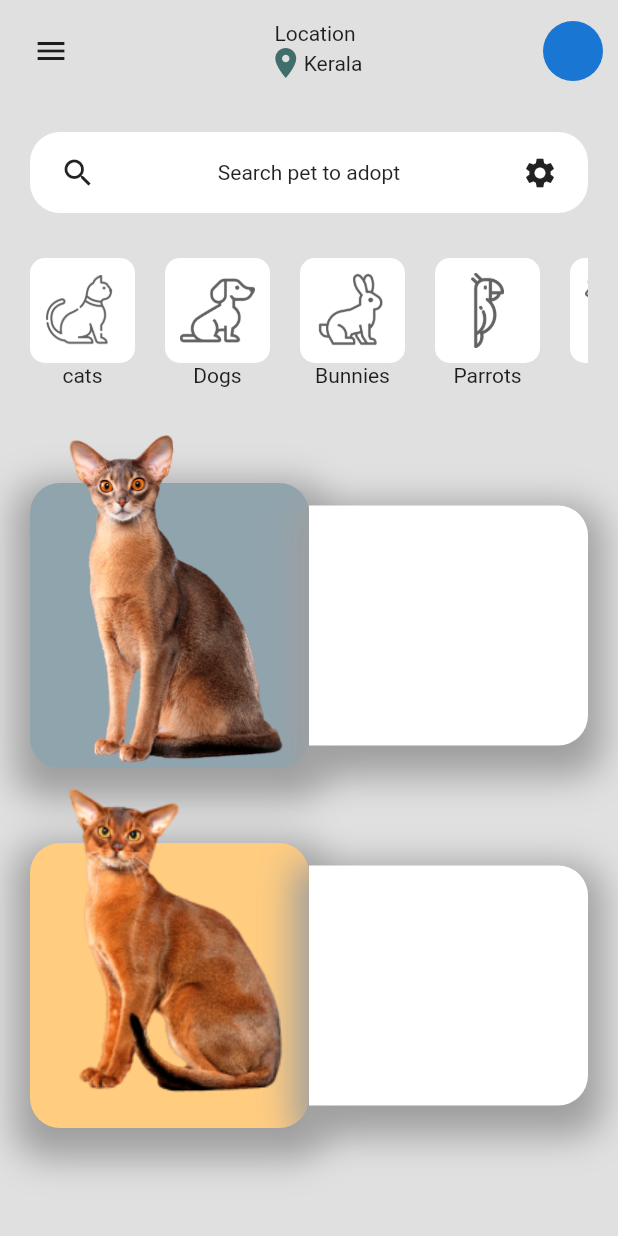
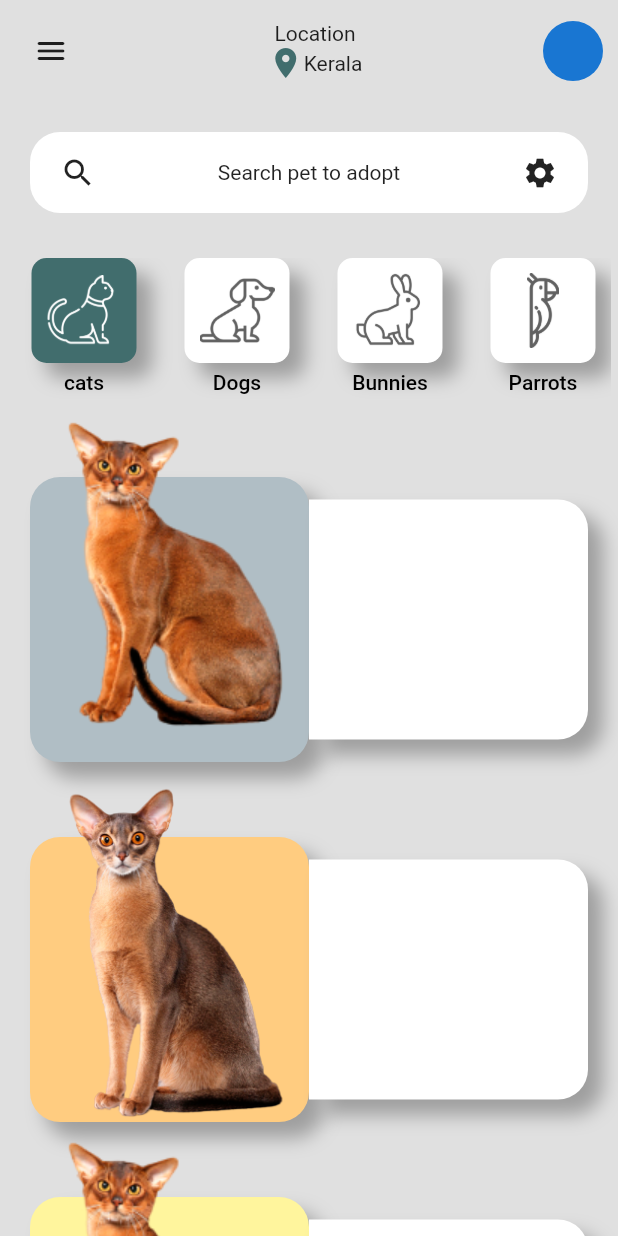
Before and after one commit to fasil721/Pet-Adopt-UI, a Flutter app: the screen it shows after launch, on a phone screen of 412 x 824 dp. Run offline on Flutter 3.47's test engine with Material 2 defaults, Android fonts, the phone set to English and light mode, and no system bars; our stand-ins replace font_awesome_flutter.

Commit message:
tab bar added in home page

```diff
--- a/lib/pages/drawerScreen.dart
+++ b/lib/pages/drawerScreen.dart
@@ -26,7 +26,13 @@ class _DrawerScreenState extends State<DrawerScreen> {
                   color: Colors.white,
                 ),
               ),
-              subtitle: Text("Active status"),
+              subtitle: Text(
+                "Active status",
+                style: TextStyle(
+                  fontSize: 13,
+                  color: Colors.white60,
+                ),
+              ),
             ),
             Container(
               margin: EdgeInsets.only(left: 15),
@@ -37,9 +43,19 @@ class _DrawerScreenState extends State<DrawerScreen> {
                           padding: EdgeInsets.only(bottom: 20),
                           child: Row(
                             children: [
-                              Icon(element["icon"]),
+                              Icon(
+                                element["icon"],
+                                color: Colors.white60,
+                                size: 25,
+                              ),
                               SizedBox(width: 10),
-                              Text(element["title"]),
+                              Text(
+                                element["title"],
+                                style: TextStyle(
+                                  color: Colors.white60,
+                                  fontSize: 18,
+                                ),
+                              ),
                             ],
                           ),
                         ),
@@ -52,19 +68,19 @@ class _DrawerScreenState extends State<DrawerScreen> {
                 children: [
                   Icon(
                     Icons.settings,
-                    color: Colors.white,
+                    color: Colors.white60,
                   ),
                   SizedBox(width: 10),
                   Text(
                     "Settings",
                     style: TextStyle(
                       fontSize: 15,
-                      color: Colors.white,
+                      color: Colors.white60,
                     ),
                   ),
                   SizedBox(width: 10),
                   Container(
-                    color: Colors.white,
+                    color: Colors.white60,
                     height: 20,
                     width: 2,
                   ),
@@ -73,7 +89,7 @@ class _DrawerScreenState extends State<DrawerScreen> {
                     "Log Out",
                     style: TextStyle(
                       fontSize: 15,
-                      color: Colors.white,
+                      color: Colors.white60,
                     ),
                   ),
                 ],
--- a/lib/pages/homeScreen.dart
+++ b/lib/pages/homeScreen.dart
@@ -9,11 +9,120 @@ class HomeScreen extends StatefulWidget {
   _HomeScreenState createState() => _HomeScreenState();
 }
 
-class _HomeScreenState extends State<HomeScreen> {
+class _HomeScreenState extends State<HomeScreen>
+//  with SingleTickerProviderStateMixin
+{
   double xOffset = 0;
   double yOffset = 0;
   double scaleFactor = 1;
   bool isDrawerOpen = false;
+  int _currentIndex = 0;
+
+  // TabController? _controller;
+  // @override
+  // void initState() {
+  //   _controller = TabController(length: categories.length, vsync: this);
+  //   super.initState();
+  // }
+
+  final screens = [
+    Tab(
+      child: ListView(
+        physics: BouncingScrollPhysics(),
+        children: [
+          Pets(
+            image: 'images/pet-cat1.png',
+            clr: Colors.blueGrey[200],
+            id: "1",
+          ),
+          Pets(
+            image: 'images/pet-cat2.png',
+            clr: Colors.orange[200],
+            id: "2",
+          ),
+          Pets(
+            image: 'images/pet-cat1.png',
+            clr: Colors.yellow[200],
+            id: "3",
+          ),
+        ],
+      ),
+    ),
+    Tab(
+      child: ListView(
+        physics: BouncingScrollPhysics(),
+        children: [
+          Pets(
+            image: 'images/dog-2.png',
+            clr: Colors.red[200],
+            id: "3",
+          ),
+          Pets(
+            image: 'images/dog-1.png',
+            clr: Colors.green[200],
+            id: "4",
+          ),
+        ],
+      ),
+    ),
+    Tab(
+      child: ListView(
+        physics: BouncingScrollPhysics(),
+        children: [
+          Pets(
+            image: 'images/dog-1.png',
+            clr: Colors.red[200],
+            id: "3",
+          ),
+          Pets(
+            image: 'images/dog-2.png',
+            clr: Colors.green[200],
+            id: "4",
+          ),
+        ],
+      ),
+    ),
+    Tab(
+      child: ListView(
+        physics: BouncingScrollPhysics(),
+        children: [
+          Pets(
+            image: 'images/pet-cat2.png',
+            clr: Colors.blueGrey[200],
+            id: "1",
+          ),
+          Pets(
+            image: 'images/pet-cat1.png',
+            clr: Colors.orange[200],
+            id: "2",
+          ),
+          Pets(
+            image: 'images/pet-cat2.png',
+            clr: Colors.yellow[200],
+            id: "3",
+          ),
+        ],
+      ),
+    ),
+    Tab(
+      child: ListView(
+        physics: BouncingScrollPhysics(),
+        children: [
+          Pets(
+            image: 'images/dog-1.png',
+            clr: Colors.red[200],
+            id: "3",
+          ),
+          Pets(
+            image: 'images/dog-2.png',
+            clr: Colors.green[200],
+            id: "4",
+          ),
+        ],
+      ),
+    ),
+  ];
+
   @override
   Widget build(BuildContext context) {
     return SafeArea(
@@ -28,7 +137,7 @@ class _HomeScreenState extends State<HomeScreen> {
         child: Column(
           children: [
             SizedBox(
-              height: 10,
+              height: isDrawerOpen ? 20 : 10,
             ),
             Container(
               margin: EdgeInsets.symmetric(horizontal: 10),
@@ -59,7 +168,7 @@ class _HomeScreenState extends State<HomeScreen> {
                             });
                           },
                           icon: Icon(
-                            Icons.menu,
+                            Icons.menu_rounded,
                           ),
                         ),
                   Column(
@@ -96,51 +205,99 @@ class _HomeScreenState extends State<HomeScreen> {
                 ],
               ),
             ),
-            Container(
-              height: 100,
-              margin: EdgeInsets.only(left: 20, right: 20),
-              child: ListView.separated(
+            DefaultTabController(
+              initialIndex: 0,
+              length: categories.length,
+              child: Container(
+                margin: EdgeInsets.symmetric(horizontal: 5),
+                child: TabBar(
+                  isScrollable: true,
+                  indicatorColor: Colors.blue,
                   physics: BouncingScrollPhysics(),
-                itemCount: categories.length,
-                scrollDirection: Axis.horizontal,
-                itemBuilder: (context, index) {
-                  return Column(
+                  indicatorWeight: .001,
+                  onTap: (index) {
+                    setState(() {
+                      _currentIndex = index;
+                    });
+                  },
+                  tabs: [
+                    ...categories.map(
+                      (element) => Container(
+                        height: 96,
+                        child: Tab(
+                          child: Column(
                             children: [
                               Container(
                                 padding: EdgeInsets.all(10),
                                 decoration: BoxDecoration(
-                          color: Colors.white,
+                                  color: categories[_currentIndex] == element
+                                      ? primaryGreen
+                                      : Colors.white,
+                                  boxShadow: shadowList,
                                   borderRadius: BorderRadius.circular(10),
                                 ),
                                 child: Image.asset(
-                          categories[index]["iconPath"],
+                                  element["iconPath"],
                                   height: 50,
                                   width: 50,
-                          color: Colors.grey[700],
+                                  color: categories[_currentIndex] == element
+                                      ? Colors.white
+                                      : Colors.grey[700],
                                 ),
                               ),
-                      Text(categories[index]['name'])
-                    ],
-                  );
-                },
-                separatorBuilder: (BuildContext context, int index) {
-                  return SizedBox(
-                    width: 20,
-                  );
-                },
+                              Container(
+                                margin: EdgeInsets.all(5),
+                                child: Text(
+                                  element['name'],
+                                  style: TextStyle(color: Colors.black),
                                 ),
                               ),
-            Expanded(
-              child: ListView(
-                physics: BouncingScrollPhysics(),
-                scrollDirection: Axis.vertical,
-                children: [
-                  GestureDetector(
+                            ],
+                          ),
+                        ),
+                      ),
+                    ),
+                  ],
+                ),
+              ),
+            ),
+            Flexible(
+              child: Container(
+                height: MediaQuery.of(context).size.height,
+                child: screens[_currentIndex],
+              ),
+              // TabBarView(
+              //   physics: BouncingScrollPhysics(),
+              //   controller: _controller,
+              //   children: screens,
+              // ),
+            ),
+          ],
+        ),
+      ),
+    );
+  }
+}
+
+class Pets extends StatelessWidget {
+  const Pets(
+      {Key? key, required this.image, required this.clr, required this.id})
+      : super(key: key);
+  final String image;
+  final clr;
+  final id;
+  @override
+  Widget build(BuildContext context) {
+    return GestureDetector(
       onTap: () {
         Navigator.push(
           context,
           MaterialPageRoute(
-                          builder: (context) => CatView(),
+            builder: (context) => CatView(
+              image: image,
+              clr: clr,
+              id: id,
+            ),
           ),
         );
       },
@@ -154,49 +311,7 @@ class _HomeScreenState extends State<HomeScreen> {
                 children: [
                   Container(
                     decoration: BoxDecoration(
-                                    color: Colors.blueGrey[300],
-                                    borderRadius: BorderRadius.circular(20),
-                                    boxShadow: shadowList,
-                                  ),
-                                  margin: EdgeInsets.only(top: 50),
-                                ),
-                                Align(
-                                  child: Image.asset('images/pet-cat2.png'),
-                                )
-                              ],
-                            ),
-                          ),
-                          Expanded(
-                            child: Container(
-                              margin: EdgeInsets.only(
-                                top: 65,
-                                bottom: 15,
-                              ),
-                              decoration: BoxDecoration(
-                                color: Colors.white,
-                                borderRadius: BorderRadius.only(
-                                  topRight: Radius.circular(20),
-                                  bottomRight: Radius.circular(20),
-                                ),
-                                boxShadow: shadowList,
-                              ),
-                            ),
-                          )
-                        ],
-                      ),
-                    ),
-                  ),
-                  Container(
-                    height: 240,
-                    margin: EdgeInsets.symmetric(horizontal: 20),
-                    child: Row(
-                      children: [
-                        Expanded(
-                          child: Stack(
-                            children: [
-                              Container(
-                                decoration: BoxDecoration(
-                                  color: Colors.orange[200],
+                      color: clr,
                       borderRadius: BorderRadius.circular(20),
                       boxShadow: shadowList,
                     ),
@@ -204,8 +319,8 @@ class _HomeScreenState extends State<HomeScreen> {
                   ),
                   Align(
                     child: Hero(
-                                  tag: 1,
-                                  child: Image.asset('images/pet-cat1.png'),
+                      tag: id,
+                      child: Image.asset(image),
                     ),
                   )
                 ],
@@ -230,12 +345,6 @@ class _HomeScreenState extends State<HomeScreen> {
           ],
         ),
       ),
-                ],
-              ),
-            )
-          ],
-        ),
-      ),
     );
   }
 }
--- a/lib/pages/pet_view.dart
+++ b/lib/pages/pet_view.dart
@@ -2,8 +2,12 @@ import 'package:flutter/material.dart';
 import 'package:flutter_design_1/style/configuration.dart';
 
 class CatView extends StatelessWidget {
-  const CatView({Key? key}) : super(key: key);
-
+  const CatView(
+      {Key? key, required this.image, required this.clr, required this.id})
+      : super(key: key);
+  final String image;
+  final clr;
+  final id;
   @override
   Widget build(BuildContext context) {
     return SafeArea(
@@ -14,7 +18,7 @@ class CatView extends StatelessWidget {
               children: [
                 Expanded(
                   child: Container(
-                    color: Colors.blueGrey[300],
+                    color: clr,
                   ),
                 ),
                 Expanded(
@@ -48,9 +52,9 @@ class CatView extends StatelessWidget {
             Align(
               alignment: Alignment.topCenter,
               child: Hero(
-                tag: 1,
+                tag: id,
                 child: Image.asset(
-                  'images/pet-cat2.png',
+                  image,
                   height: 300,
                 ),
               ),
--- a/lib/style/configuration.dart
+++ b/lib/style/configuration.dart
@@ -6,9 +6,8 @@ Color primaryGreen = Color(0xff416d6d);
 List<BoxShadow> shadowList = [
   BoxShadow(
     color: Colors.grey,
-    spreadRadius: 10.0,
-    blurRadius: 20,
-    offset: Offset(0, 10),
+    blurRadius: 10,
+    offset: Offset(10, 10),
   )
 ];
 
@@ -17,12 +16,12 @@ List<Map> categories = [
   {'name': 'Dogs', 'iconPath': 'images/dog.png'},
   {'name': 'Bunnies', 'iconPath': 'images/rabbit.png'},
   {'name': 'Parrots', 'iconPath': 'images/parrot.png'},
-  {'name': 'Horses', 'iconPath': 'images/horse.png'}
+  {'name': 'Horses', 'iconPath': 'images/horse.png'},
 ];
 
 List<Map> drawerItems = [
   {'icon': FontAwesomeIcons.paw, 'title': 'Adoption'},
-  {'icon': Icons.mail, 'title': 'Donation'},
+  {'icon': Icons.mail_outline_rounded, 'title': 'Donation'},
   {'icon': FontAwesomeIcons.plus, 'title': 'Add pet'},
   {'icon': Icons.favorite, 'title': 'Favorites'},
   {'icon': Icons.mail, 'title': 'Messages'},
--- a/pubspec.yaml
+++ b/pubspec.yaml
@@ -35,6 +35,7 @@ dependencies:
   # Use with the CupertinoIcons class for iOS style icons.
   cupertino_icons: ^1.0.2
   font_awesome_flutter: ^9.2.0
+  google_fonts: ^2.1.0
 
 dev_dependencies:
   flutter_test:
```
Also changed, not shown: images/dog-1.png (added), images/dog-2.png (added), pubspec.lock. Lines whose indentation alone changed are shown as unchanged.
